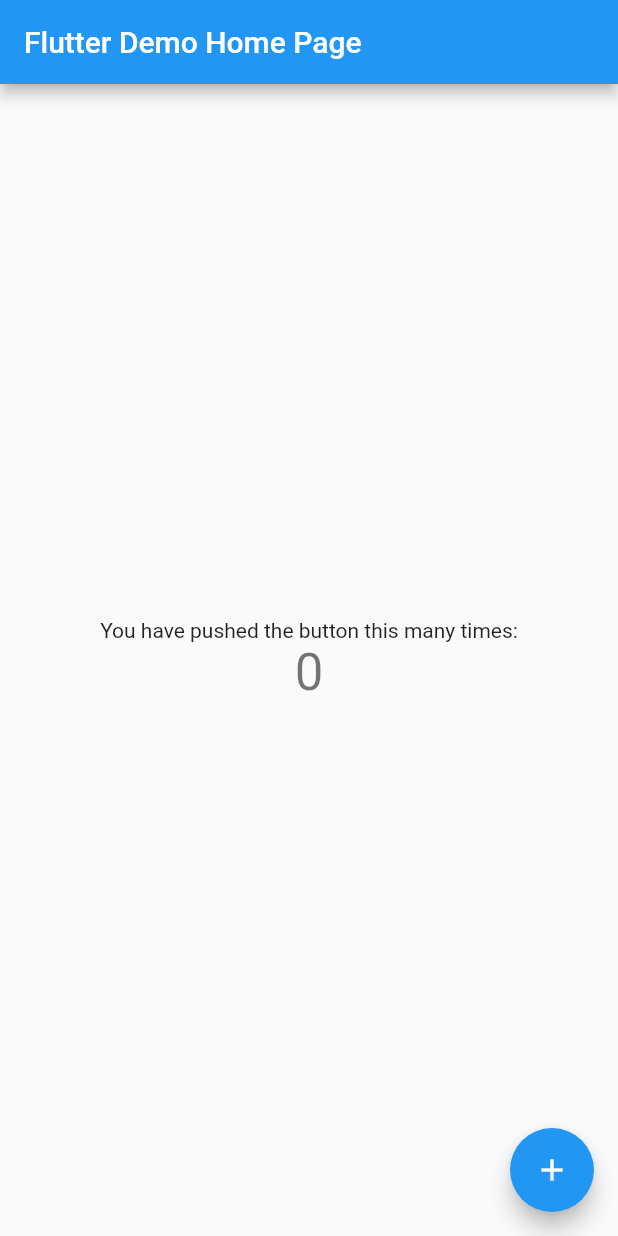
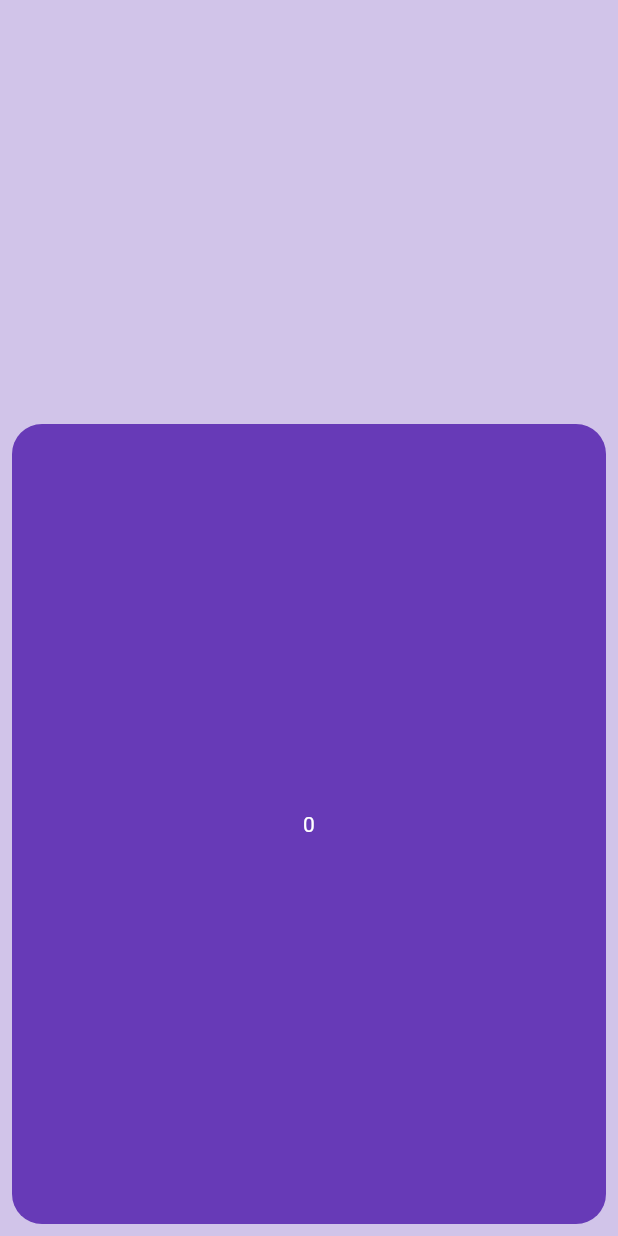
Before and after one commit to Channelsu/calc, a Flutter app: the screen it shows after launch, on a phone screen of 412 x 824 dp. Run offline on Flutter 3.47's test engine with Material 2 defaults, Android fonts, the phone set to English and light mode, and no system bars.

Commit message:
ボタンの追記

```diff
--- /dev/null
+++ b/lib/buttons.dart
@@ -0,0 +1,28 @@
+import 'package:flutter/material.dart';
+
+class MyButton extends StatelessWidget {
+  final color;
+  final textColor;
+  final String buttonText;
+
+  MyButton({this.color, this.textColor, this.buttonText});
+
+  @override
+  Widget build(BuildContext context) {
+    return Padding(
+      padding: const EdgeInsets.all(8.0),
+      child: ClipRRect(
+        borderRadius: BorderRadius.circular(20),
+        child: Container(
+          color: color,
+          child: Center(
+            child: Text(
+              buttonText,
+              style: TextStyle(color: textColor),
+            ),
+          ),
+        ),
+      ),
+    );
+  }
+}
--- a/lib/main.dart
+++ b/lib/main.dart
@@ -1,65 +1,42 @@
+import 'package:calc/buttons.dart';
 import 'package:flutter/material.dart';
 
-void main() {
-  runApp(MyApp());
-}
+void main() => runApp(MyApp());
 
 class MyApp extends StatelessWidget {
   @override
   Widget build(BuildContext context) {
     return MaterialApp(
-      title: 'Flutter Demo',
-      theme: ThemeData(
-        primarySwatch: Colors.blue,
-        visualDensity: VisualDensity.adaptivePlatformDensity,
-      ),
-      home: MyHomePage(title: 'Flutter Demo Home Page'),
+      debugShowCheckedModeBanner: false,
+      home: HomePage(),
     );
   }
 }
 
-class MyHomePage extends StatefulWidget {
-  MyHomePage({Key key, this.title}) : super(key: key);
-
-  final String title;
-
+class HomePage extends StatefulWidget {
   @override
-  _MyHomePageState createState() => _MyHomePageState();
+  _HomePageState createState() => _HomePageState();
 }
 
-class _MyHomePageState extends State<MyHomePage> {
-  int _counter = 0;
-
-  void _incrementCounter() {
-    setState(() {
-      _counter++;
-    });
-  }
-
+class _HomePageState extends State<HomePage> {
   @override
   Widget build(BuildContext context) {
     return Scaffold(
-      appBar: AppBar(
-        title: Text(widget.title),
-      ),
-      body: Center(
-        child: Column(
-          mainAxisAlignment: MainAxisAlignment.center,
-          children: <Widget>[
-            Text(
-              'You have pushed the button this many times:',
+      backgroundColor: Colors.deepPurple[100],
+      body: Column(
+        children: <Widget>[
+          Expanded(
+            child: Container(),
+          ),
+          Expanded(
+            flex: 2,
+            child: Container(
+              child: Center(
+                child: MyButton(color: Colors.deepPurple, textColor: Colors.white, buttonText: '0'),
+              ),
             ),
-            Text(
-              '$_counter',
-              style: Theme.of(context).textTheme.headline4,
-            ),
-          ],
-        ),
-      ),
-      floatingActionButton: FloatingActionButton(
-        onPressed: _incrementCounter,
-        tooltip: 'Increment',
-        child: Icon(Icons.add),
+          ),
+        ],
       ),
     );
   }
```
